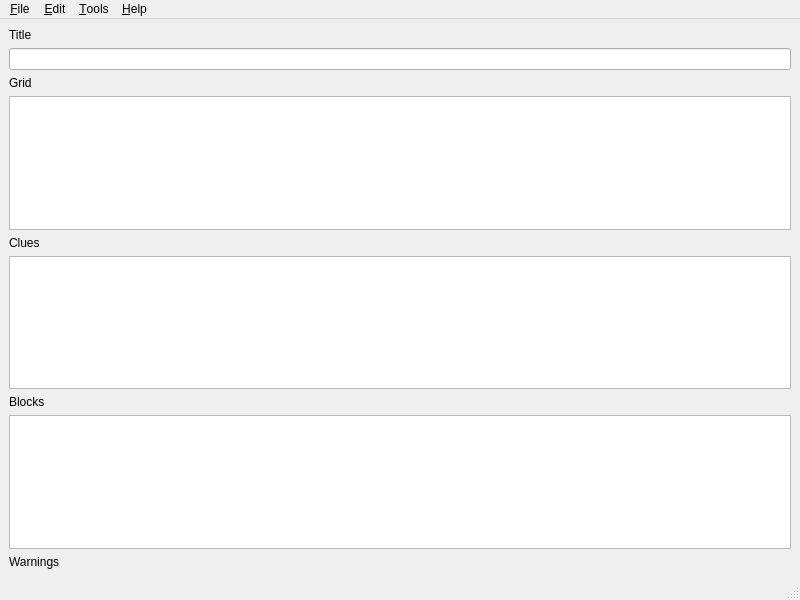
First picture: the form in four_letter_blocks/main_window.ui, repository donkirkby/four-letter-blocks, before the edit.
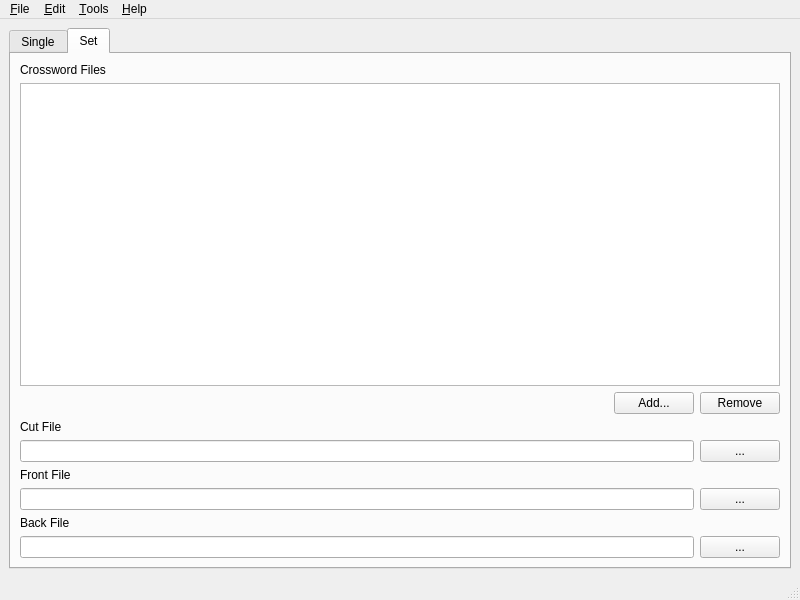
Second picture: the form after the edit. The open tabs and pages were chosen to show the change. Custom widgets are drawn as their Qt base class.

Commit message: Add UI for Game Crafter set of puzzles, #23.

```diff
--- a/four_letter_blocks/main_window.ui
+++ b/four_letter_blocks/main_window.ui
@@ -16,6 +16,16 @@
   <widget class="QWidget" name="centralwidget">
    <layout class="QVBoxLayout" name="verticalLayout">
     <item>
+     <widget class="QTabWidget" name="main_tabs">
+      <property name="currentIndex">
+       <number>0</number>
+      </property>
+      <widget class="QWidget" name="single_tab">
+       <attribute name="title">
+        <string>Single</string>
+       </attribute>
+       <layout class="QVBoxLayout" name="verticalLayout_2">
+        <item>
      <widget class="QLabel" name="title_label">
       <property name="text">
        <string>Title</string>
@@ -79,6 +89,105 @@
     </item>
    </layout>
   </widget>
+      <widget class="QWidget" name="set_tab">
+       <attribute name="title">
+        <string>Set</string>
+       </attribute>
+       <layout class="QGridLayout" name="gridLayout">
+        <item row="0" column="0" colspan="3">
+         <widget class="QLabel" name="crossword_label">
+          <property name="text">
+           <string>Crossword Files</string>
+          </property>
+         </widget>
+        </item>
+        <item row="1" column="0" colspan="3">
+         <widget class="QListWidget" name="crossword_files"/>
+        </item>
+        <item row="2" column="2">
+         <widget class="QPushButton" name="remove_button">
+          <property name="text">
+           <string>Remove</string>
+          </property>
+         </widget>
+        </item>
+        <item row="2" column="1">
+         <widget class="QPushButton" name="add_button">
+          <property name="text">
+           <string>Add...</string>
+          </property>
+         </widget>
+        </item>
+        <item row="8" column="0">
+         <widget class="QLabel" name="front_label">
+          <property name="text">
+           <string>Front File</string>
+          </property>
+         </widget>
+        </item>
+        <item row="3" column="0" colspan="3">
+         <widget class="QLabel" name="cut_label">
+          <property name="text">
+           <string>Cut File</string>
+          </property>
+         </widget>
+        </item>
+        <item row="10" column="0">
+         <widget class="QLabel" name="back_label">
+          <property name="text">
+           <string>Back File</string>
+          </property>
+         </widget>
+        </item>
+        <item row="2" column="0">
+         <spacer name="crossword_spacer">
+          <property name="orientation">
+           <enum>Qt::Horizontal</enum>
+          </property>
+          <property name="sizeHint" stdset="0">
+           <size>
+            <width>40</width>
+            <height>20</height>
+           </size>
+          </property>
+         </spacer>
+        </item>
+        <item row="7" column="0" colspan="2">
+         <widget class="QLineEdit" name="cut_file"/>
+        </item>
+        <item row="9" column="0" colspan="2">
+         <widget class="QLineEdit" name="front_file"/>
+        </item>
+        <item row="11" column="0" colspan="2">
+         <widget class="QLineEdit" name="back_file"/>
+        </item>
+        <item row="7" column="2">
+         <widget class="QPushButton" name="cut_button">
+          <property name="text">
+           <string>...</string>
+          </property>
+         </widget>
+        </item>
+        <item row="9" column="2">
+         <widget class="QPushButton" name="front_button">
+          <property name="text">
+           <string>...</string>
+          </property>
+         </widget>
+        </item>
+        <item row="11" column="2">
+         <widget class="QPushButton" name="back_button">
+          <property name="text">
+           <string>...</string>
+          </property>
+         </widget>
+        </item>
+       </layout>
+      </widget>
+     </widget>
+    </item>
+   </layout>
+  </widget>
   <widget class="QMenuBar" name="menubar">
    <property name="geometry">
     <rect>
```
Left out of the diff: 24 changed lines with no effect on the pictures. Lines whose indentation alone changed are shown as unchanged. The commit also changes 2 other files.
